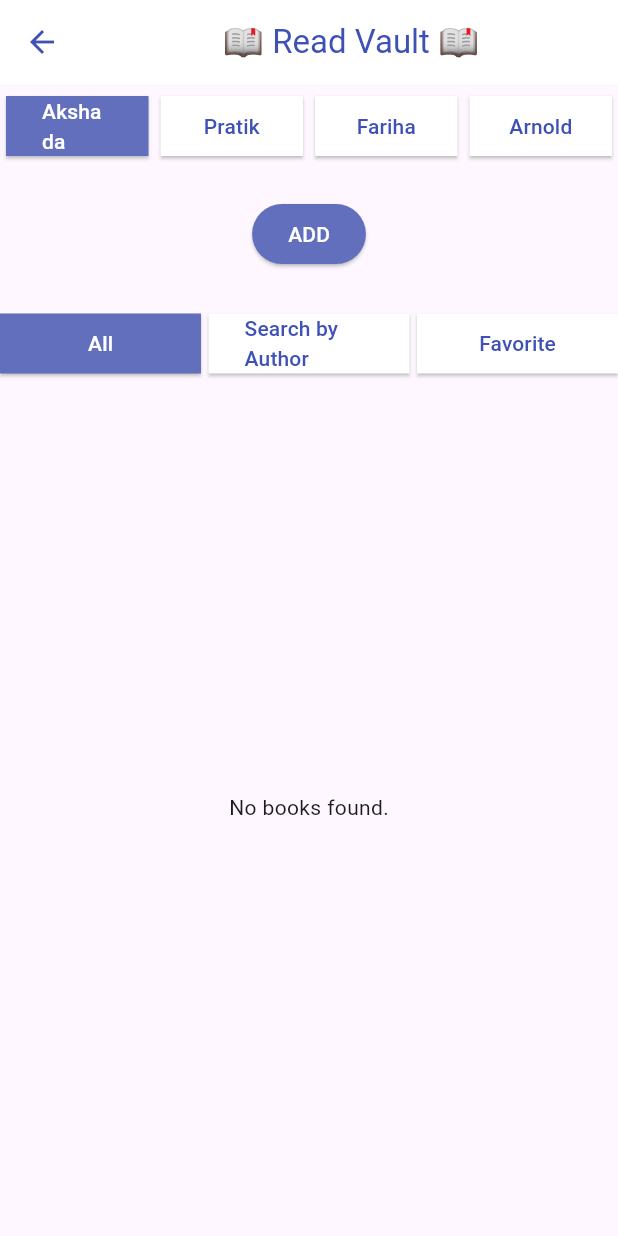
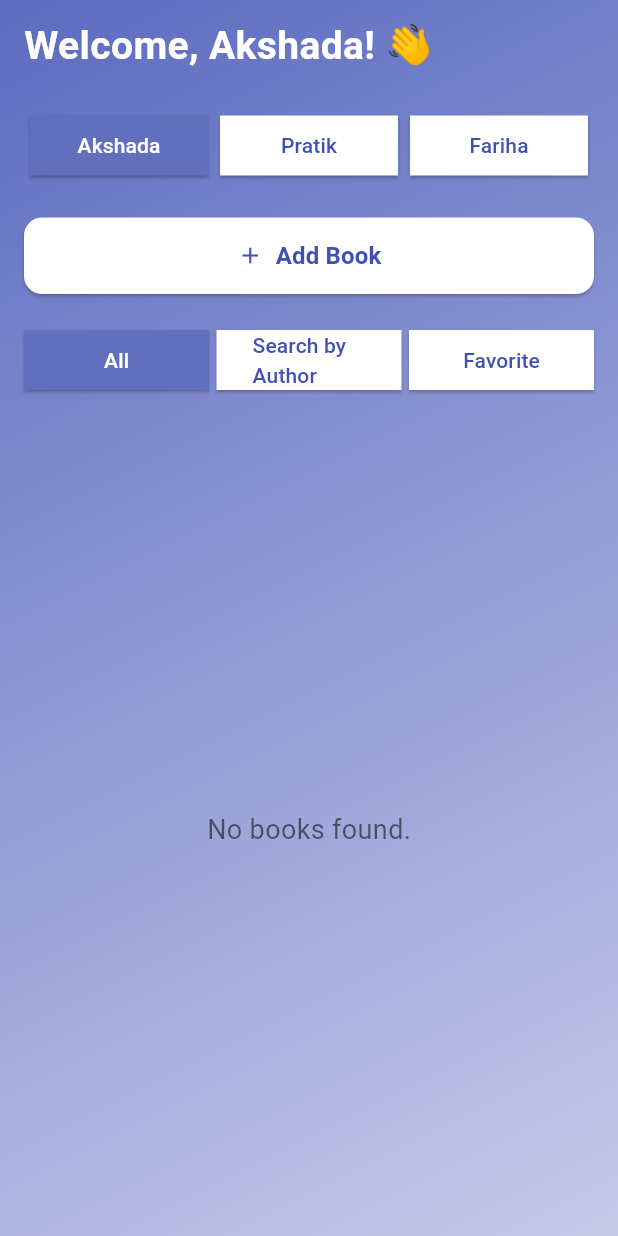
Before and after one commit to farihaarai/Read_Vault, a Flutter app: the HomeScreen screen opened by its route, on a phone screen of 412 x 824 dp. Run offline on Flutter 3.47's test engine with Material 3 defaults, Android fonts, the phone set to English and light mode, and no system bars; our stand-ins replace get; network calls fail.

Commit message:
Redesign app UI for a modern, clean, and consistent look

```diff
--- a/lib/controllers/book_controller.dart
+++ b/lib/controllers/book_controller.dart
@@ -1,9 +1,7 @@
 import 'dart:convert';
-
 import 'package:booklibraryflutter/controllers/base_api_controller.dart';
 import 'package:booklibraryflutter/controllers/user_controller.dart';
 import 'package:booklibraryflutter/models/book.dart';
-import 'package:booklibraryflutter/models/user.dart';
 import 'package:get/get.dart';
 import 'package:http/http.dart' as http;
 
--- a/lib/controllers/user_controller.dart
+++ b/lib/controllers/user_controller.dart
@@ -1,14 +1,10 @@
-import 'dart:convert';
-import 'dart:ui_web';
 import 'package:booklibraryflutter/controllers/base_api_controller.dart';
 import 'package:booklibraryflutter/controllers/book_controller.dart';
 import 'package:get/get.dart';
-import 'package:http/http.dart' as http;
-import '../models/book.dart';
 import '../models/user.dart';
 
 class UserController extends BaseApiController {
-  final List<String> names = ["Akshada", "Pratik", "Fariha", "Arnold"];
+  final List<String> names = ["Akshada", "Pratik", "Fariha"];
   final RxList<User> users = <User>[].obs;
 
   final Rx<User?> currentUser = Rx<User?>(
--- a/lib/main.dart
+++ b/lib/main.dart
@@ -1,6 +1,7 @@
 import 'package:booklibraryflutter/controllers/author_controller.dart';
 import 'package:booklibraryflutter/controllers/book_controller.dart';
 import 'package:booklibraryflutter/controllers/user_controller.dart';
+import 'package:booklibraryflutter/screens/initial_screen.dart';
 import 'package:flutter/material.dart';
 import 'package:get/get.dart';
 import 'screens/home_screen.dart';
@@ -23,11 +24,11 @@ class MyApp extends StatelessWidget {
     return GetMaterialApp(
       debugShowCheckedModeBanner: false,
       title: 'Read Vault App',
-      initialRoute: '/Dashboard',
+      initialRoute: '/Welcome',
       getPages: [
+        GetPage(name: '/Welcome', page: () => InitialScreen()),
         GetPage(name: '/Dashboard', page: () => HomeScreen()),
         GetPage(name: '/add-book', page: () => AddBookScreen()),
-        // GetPage(name: '/search-by-author', page: () => AuthorSearchScreen()),
       ],
     );
   }
--- a/lib/screens/home_screen.dart
+++ b/lib/screens/home_screen.dart
@@ -16,77 +16,132 @@ class HomeScreen extends StatelessWidget {
   @override
   Widget build(BuildContext context) {
     return Scaffold(
-      appBar: AppBar(
-        title: const Center(child: Text("📖 Read Vault 📖")),
-        backgroundColor: Colors.white,
-        foregroundColor: Colors.indigo,
+      body: Stack(
+        children: [
+          // Gradient Background
+          Container(
+            decoration: BoxDecoration(
+              gradient: LinearGradient(
+                colors: [Colors.indigo.shade400, Colors.indigo.shade100],
+                begin: Alignment.topLeft,
+                end: Alignment.bottomRight,
               ),
-      body: Column(
+            ),
+          ),
+
+          SafeArea(
+            child: Padding(
+              padding: const EdgeInsets.symmetric(horizontal: 16, vertical: 12),
+              child: Column(
+                crossAxisAlignment: CrossAxisAlignment.stretch,
                 children: [
+                  // Greeting
+                  Obx(() {
+                    final userName =
+                        userController.currentUser.value?.name ?? '';
+                    return Text(
+                      "Welcome, $userName! 👋",
+                      style: TextStyle(
+                        fontSize: 26,
+                        fontWeight: FontWeight.bold,
+                        color: Colors.white,
+                      ),
+                    );
+                  }),
+                  const SizedBox(height: 20),
+
                   // User Tabs
                   UserTabs(),
                   const SizedBox(height: 20),
 
-          // Add Button
-          ElevatedButton(
+                  // Add Book Button
+                  ElevatedButton.icon(
                     style: ElevatedButton.styleFrom(
-              backgroundColor: const Color.fromARGB(255, 97, 111, 189),
-              foregroundColor: Colors.white,
+                      backgroundColor: Colors.white,
+                      foregroundColor: Colors.indigo,
+                      padding: const EdgeInsets.symmetric(vertical: 14),
+                      shape: RoundedRectangleBorder(
+                        borderRadius: BorderRadius.circular(12),
+                      ),
                     ),
                     onPressed: () => Get.toNamed("/add-book"),
-            child: const Text("ADD"),
+                    icon: const Icon(Icons.add),
+                    label: const Text(
+                      "Add Book",
+                      style: TextStyle(
+                        fontSize: 16,
+                        fontWeight: FontWeight.bold,
                       ),
-          const SizedBox(height: 25),
+                    ),
+                  ),
+                  const SizedBox(height: 20),
 
                   // Filter Buttons
                   FilterTabs(),
-          // Inline Author Search Bar
+                  const SizedBox(height: 15),
+
+                  // Author Search
                   Obx(() {
                     if (userController.filter.value == "author") {
-              return Padding(
-                padding: const EdgeInsets.all(12.0),
+                      return Card(
+                        color: Colors.white.withOpacity(0.9),
+                        elevation: 3,
+                        shape: RoundedRectangleBorder(
+                          borderRadius: BorderRadius.circular(12),
+                        ),
+                        child: Padding(
+                          padding: const EdgeInsets.all(8.0),
                           child: Row(
                             children: [
                               Expanded(
                                 child: TextField(
                                   controller: queryController,
                                   decoration: const InputDecoration(
-                          labelText: "Enter author name",
-                          border: OutlineInputBorder(),
+                                    hintText: "Search by author",
+                                    border: InputBorder.none,
+                                    contentPadding: EdgeInsets.symmetric(
+                                      horizontal: 12,
                                     ),
                                   ),
                                 ),
-                    const SizedBox(width: 10),
+                              ),
                               ElevatedButton(
                                 style: ElevatedButton.styleFrom(
-                        backgroundColor: const Color.fromARGB(
-                          255,
-                          103,
-                          113,
-                          172,
+                                  backgroundColor: Colors.indigo[700],
+                                  foregroundColor: Colors.white,
+                                  shape: RoundedRectangleBorder(
+                                    borderRadius: BorderRadius.circular(8),
                                   ),
-                        foregroundColor: Colors.white,
+                                  padding: const EdgeInsets.all(12),
                                 ),
                                 onPressed: () async {
-                        final books = await authorController.getBooksByAuthor(
-                          queryController.text,
-                        );
-                        final bookController = Get.find<BookController>();
+                                  userController.query.value =
+                                      queryController.text;
+                                  final books = await authorController
+                                      .getBooksByAuthor(queryController.text);
+                                  final bookController =
+                                      Get.find<BookController>();
                                   bookController.books.assignAll(books);
                                 },
+                                child: const Icon(Icons.search),
+                              ),
+                            ],
+                          ),
+                        ),
+                      );
+                    }
+                    return const SizedBox();
+                  }),
+                  const SizedBox(height: 15),
 
-                      child: const Icon(Icons.search),
+                  // Book List in flexible container with gradient background
+                  Expanded(child: BookList()),
+                ],
+              ),
+            ),
           ),
         ],
       ),
     );
   }
-            return const SizedBox();
-          }),
-          // Book List
-          Expanded(child: BookList()),
-        ],
-      ),
-    );
 }
-}
```
Also changed, not shown: lib/screens/add_book_screen.dart (+52 -18 lines), lib/screens/author_search_screen.dart (deleted, +0 -38 lines), lib/screens/initial_screen.dart (added, +74 -0 lines), lib/widgets/book_list.dart (+42 -6 lines). Lines whose indentation alone changed are shown as unchanged.
